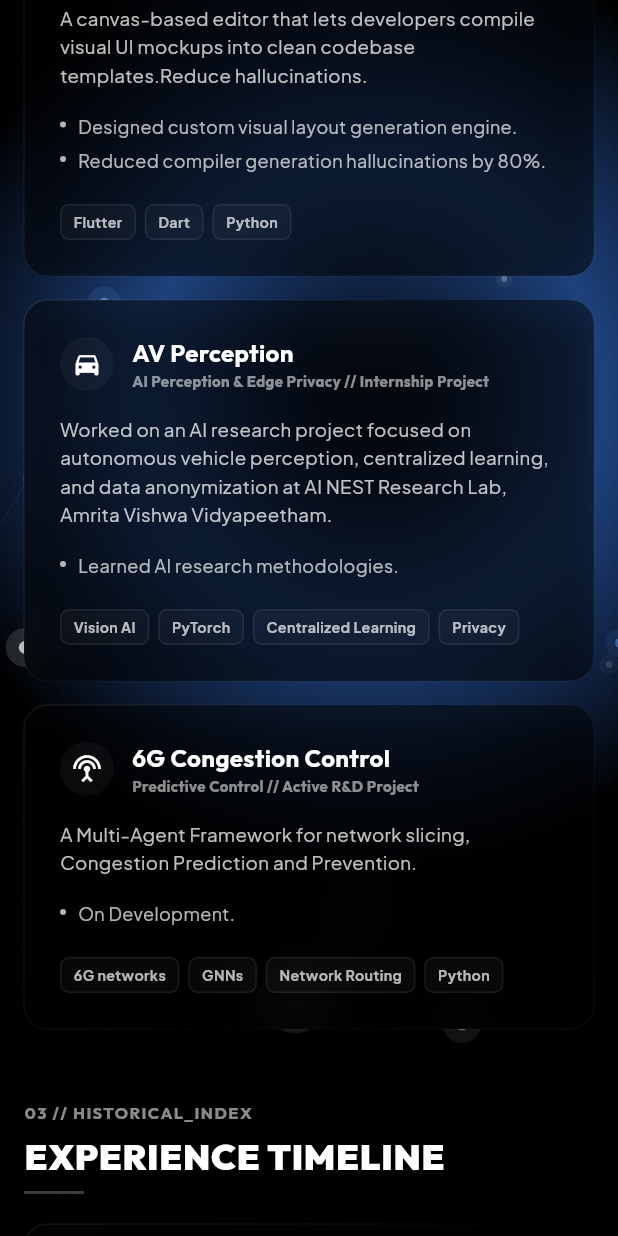
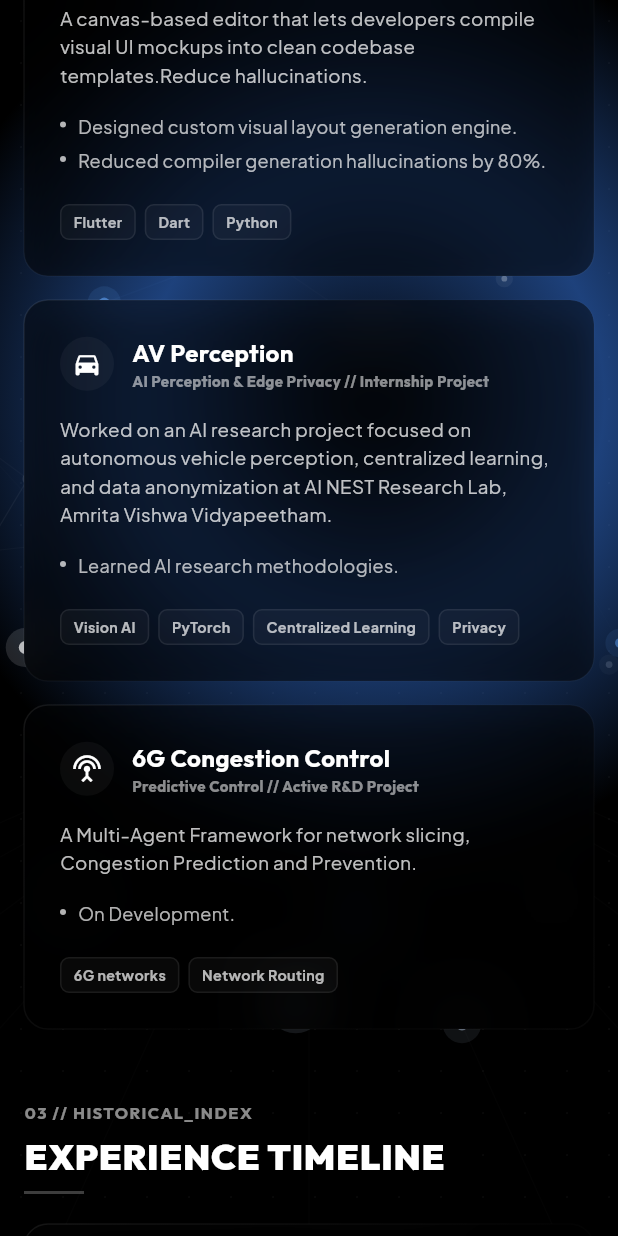
Before and after one commit to vishnu-vsgit/portfolio, a Flutter app: the screen it shows after launch, scrolled down 1152 dp, on a phone screen of 412 x 824 dp. Run offline on Flutter 3.47's test engine with Material 3 defaults, Android fonts, the phone set to English and light mode, and no system bars; our stand-ins replace google_fonts.

Commit message:
portfolio updates1234

```diff
--- a/lib/main.dart
+++ b/lib/main.dart
@@ -876,7 +876,7 @@ class _PortfolioShellState extends State<PortfolioShell>
         description:
             "A Multi-Agent Framework for network slicing, Congestion Prediction and Prevention.",
         accomplishments: ["On Development."],
-        technologies: ["6G networks", "GNNs", "Network Routing", "Python"],
+        technologies: ["6G networks", "Network Routing"],
         icon: Icons.settings_input_antenna,
       ),
     ];
```
